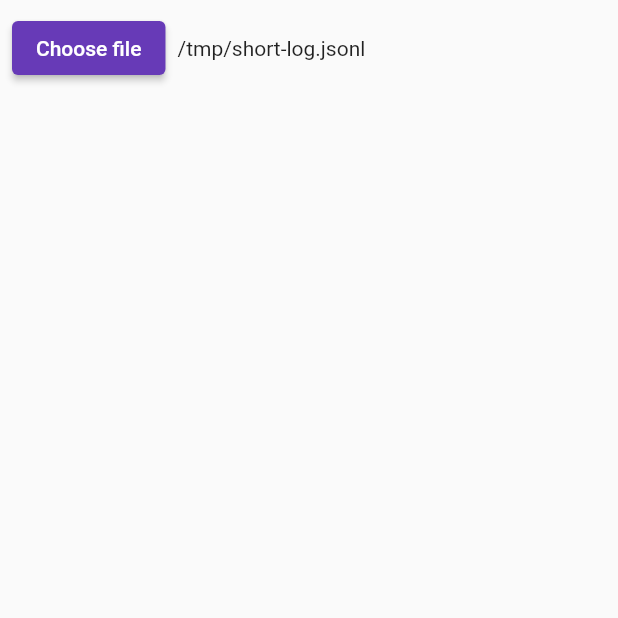
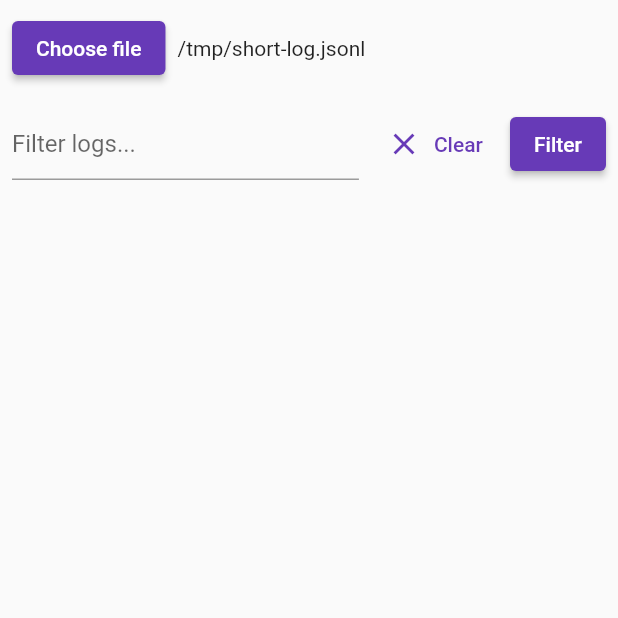
Before and after one commit to Blquinn/lumberjack, a Flutter app: the screen it shows after launch, on a phone screen of 412 x 824 dp, the top half of it. Run offline on Flutter 3.47's test engine with Material 2 defaults, Android fonts, the light colour scheme and no system bars; drawn by our look-alikes of syncfusion_flutter_datagrid; our stand-ins replace easy_debounce, file_picker, logger; statements that could not run were skipped.

Commit message:
Add full text filter to logs.

```diff
--- a/lib/components/log_table.dart
+++ b/lib/components/log_table.dart
@@ -1,7 +1,6 @@
 import 'dart:async';
 import 'dart:convert';
 import 'dart:io';
-import 'dart:ui';
 
 import 'package:easy_debounce/easy_debounce.dart';
 import 'package:flutter/material.dart';
@@ -108,6 +107,26 @@ class LogFileDataSource extends DataGridSource {
     initLoader();
   }
 
+  final List<DataGridRow> _sourceRows = [];
+  List<DataGridRow> _effectiveRows = [];
+  final List<String> _columns = [];
+
+  String _filter = "";
+  String get filter => _filter;
+  set filter(String newFilter) {
+    if (_filter == newFilter) {
+      return;
+    }
+
+    _filter = newFilter;
+    applyRows();
+  }
+
+  List<String> get columns => _columns;
+
+  @override
+  List<DataGridRow> get rows => _effectiveRows;
+
   LogFileDataSource({
     required String filePath,
   }) {
@@ -115,7 +134,7 @@ class LogFileDataSource extends DataGridSource {
   }
 
   void clearCells() {
-    _rows.clear();
+    _sourceRows.clear();
     _columns.clear();
   }
 
@@ -131,13 +150,28 @@ class LogFileDataSource extends DataGridSource {
         const Duration(milliseconds: 100), () => readMore(false));
   }
 
-  final List<DataGridRow> _rows = [];
-  final List<String> _columns = [];
+  void applyRows() {
+    if (filter.isEmpty) {
+      _effectiveRows = List.from(_sourceRows);
+      notifyListeners();
+      return;
+    }
 
-  List<String> get columns => _columns;
+    _effectiveRows = [];
+    var lowerFilter = filter.toLowerCase();
 
-  @override
-  List<DataGridRow> get rows => _rows;
+    for (var row in _sourceRows) {
+      for (var cell in row.getCells()) {
+        var value = cell.value;
+        if (value is String && value.toLowerCase().contains(lowerFilter)) {
+          _effectiveRows.add(row);
+          break;
+        }
+      }
+    }
+
+    notifyListeners();
+  }
 
   Future readMore([bool backwards = true]) async {
     if (_logFileLoader == null) return;
@@ -145,16 +179,16 @@ class LogFileDataSource extends DataGridSource {
     var lines = await _logFileLoader!.readMore(100, backwards);
 
     if (backwards) {
-      _rows.addAll(lines.rows);
+      _sourceRows.addAll(lines.rows);
     } else {
       for (var row in lines.rows) {
-        _rows.insert(0, row);
+        _sourceRows.insert(0, row);
       }
     }
 
     _columns.addAll(lines.columns.difference(_columns.toSet()));
 
-    notifyListeners();
+    applyRows();
   }
 
   @override
--- a/lib/main.dart
+++ b/lib/main.dart
@@ -34,6 +34,7 @@ class HomePage extends StatefulWidget {
 class _HomePageState extends State<HomePage> {
   late LogFileDataSource dataSource;
   String? activeRowJson;
+  TextEditingController filterController = TextEditingController();
 
   @override
   void initState() {
@@ -42,6 +43,10 @@ class _HomePageState extends State<HomePage> {
     dataSource.addListener(() {
       setState(() {});
     });
+  }
+
+  void applyFilter() {
+    dataSource.filter = filterController.text;
   }
 
   @override
@@ -67,6 +72,32 @@ class _HomePageState extends State<HomePage> {
                 child: Text(dataSource.filePath),
               ),
             ]),
+          ),
+          Padding(
+            padding: const EdgeInsets.all(8.0),
+            child: Row(
+              children: [
+                Expanded(
+                  child: TextField(
+                    controller: filterController,
+                    decoration:
+                        const InputDecoration(hintText: "Filter logs..."),
+                    onEditingComplete: applyFilter,
+                  ),
+                ),
+                const SizedBox(width: 10),
+                TextButton.icon(
+                    onPressed: () {
+                      filterController.clear();
+                      applyFilter();
+                    },
+                    icon: const Icon(Icons.close),
+                    label: const Text("Clear")),
+                const SizedBox(width: 10),
+                ElevatedButton(
+                    onPressed: applyFilter, child: const Text("Filter"))
+              ],
+            ),
           ),
           Expanded(
               child: Row(
--- a/pubspec.yaml
+++ b/pubspec.yaml
@@ -41,7 +41,6 @@ dependencies:
   easy_debounce: ^2.0.2+1
   path: ^1.8.2
   file_picker: ^5.0.1
-  # path_provider: ^2.0.11
 
 dev_dependencies:
   flutter_test:
```
